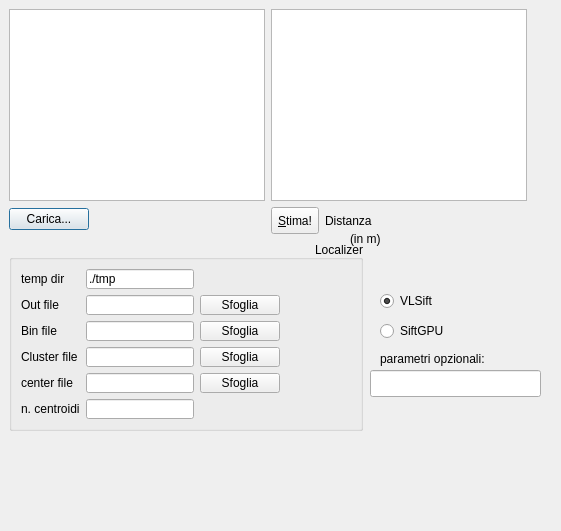
The window that qtgeo/interfaccia.ui (andreapi87/qt_geo) describes before a commit, drawn with Qt 5.
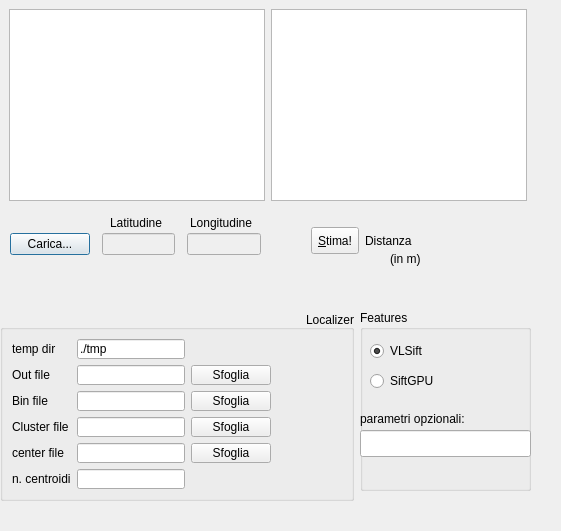
The same window after the commit.

Diff of the .ui file:
```diff
--- a/qtgeo/interfaccia.ui
+++ b/qtgeo/interfaccia.ui
@@ -16,8 +16,8 @@
   <widget class="QWidget" name="horizontalLayoutWidget_2">
    <property name="geometry">
     <rect>
-     <x>271</x>
-     <y>207</y>
+     <x>311</x>
+     <y>227</y>
      <width>122</width>
      <height>27</height>
     </rect>
@@ -69,9 +69,9 @@
   <widget class="QWidget" name="horizontalLayoutWidget_3">
    <property name="geometry">
     <rect>
-     <x>9</x>
-     <y>205</y>
-     <width>133</width>
+     <x>10</x>
+     <y>230</y>
+     <width>251</width>
      <height>29</height>
     </rect>
    </property>
@@ -96,6 +96,33 @@
       </property>
      </spacer>
     </item>
+    <item>
+     <widget class="QLineEdit" name="lat_input">
+      <property name="enabled">
+       <bool>false</bool>
+      </property>
+     </widget>
+    </item>
+    <item>
+     <spacer name="horizontalSpacer_2">
+      <property name="orientation">
+       <enum>Qt::Horizontal</enum>
+      </property>
+      <property name="sizeHint" stdset="0">
+       <size>
+        <width>40</width>
+        <height>20</height>
+       </size>
+      </property>
+     </spacer>
+    </item>
+    <item>
+     <widget class="QLineEdit" name="lon_input">
+      <property name="enabled">
+       <bool>false</bool>
+      </property>
+     </widget>
+    </item>
    </layout>
   </widget>
   <widget class="QGraphicsView" name="immagine">
@@ -114,8 +141,8 @@
    </property>
    <property name="geometry">
     <rect>
-     <x>9</x>
-     <y>240</y>
+     <x>0</x>
+     <y>310</y>
      <width>354</width>
      <height>191</height>
     </rect>
@@ -271,8 +298,8 @@
   <widget class="QLabel" name="distanza_label">
    <property name="geometry">
     <rect>
-     <x>400</x>
-     <y>210</y>
+     <x>440</x>
+     <y>230</y>
      <width>67</width>
      <height>17</height>
     </rect>
@@ -284,8 +311,8 @@
   <widget class="QLabel" name="label_10">
    <property name="geometry">
     <rect>
-     <x>350</x>
-     <y>230</y>
+     <x>390</x>
+     <y>250</y>
      <width>67</width>
      <height>17</height>
     </rect>
@@ -294,11 +321,23 @@
     <string>(in m)</string>
    </property>
   </widget>
-  <widget class="QRadioButton" name="tipo_sift_lowe">
+  <widget class="QGroupBox" name="features_groupbox">
    <property name="geometry">
     <rect>
-     <x>380</x>
-     <y>290</y>
+     <x>360</x>
+     <y>310</y>
+     <width>171</width>
+     <height>181</height>
+    </rect>
+   </property>
+   <property name="title">
+    <string>Features</string>
+   </property>
+   <widget class="QRadioButton" name="tipo_sift_vlsift">
+    <property name="geometry">
+     <rect>
+      <x>10</x>
+      <y>30</y>
      <width>117</width>
      <height>22</height>
     </rect>
@@ -316,8 +355,8 @@
   <widget class="QRadioButton" name="tipo_sift_siftgpu">
    <property name="geometry">
     <rect>
-     <x>380</x>
-     <y>320</y>
+      <x>10</x>
+      <y>60</y>
      <width>117</width>
      <height>22</height>
     </rect>
@@ -329,27 +368,68 @@
     <string notr="true">tipo_sift</string>
    </attribute>
   </widget>
-  <widget class="QLineEdit" name="parametri_input">
-   <property name="geometry">
-    <rect>
-     <x>370</x>
-     <y>370</y>
-     <width>171</width>
-     <height>27</height>
-    </rect>
-   </property>
-  </widget>
   <widget class="QLabel" name="label_6">
    <property name="geometry">
     <rect>
-     <x>380</x>
-     <y>350</y>
+      <x>0</x>
+      <y>100</y>
      <width>141</width>
      <height>17</height>
     </rect>
    </property>
    <property name="text">
     <string>parametri opzionali:</string>
+    </property>
+   </widget>
+   <widget class="QLineEdit" name="parametri_input">
+    <property name="geometry">
+     <rect>
+      <x>0</x>
+      <y>120</y>
+      <width>171</width>
+      <height>27</height>
+     </rect>
+    </property>
+   </widget>
+   <zorder>label_6</zorder>
+   <zorder>parametri_input</zorder>
+   <zorder>tipo_sift_vlsift</zorder>
+   <zorder>tipo_sift_siftgpu</zorder>
+   <zorder>tipo_sift_vlsift</zorder>
+   <zorder>tipo_sift_siftgpu</zorder>
+   <zorder>label_6</zorder>
+   <zorder>parametri_input</zorder>
+  </widget>
+  <widget class="QLabel" name="label_7">
+   <property name="geometry">
+    <rect>
+     <x>110</x>
+     <y>210</y>
+     <width>71</width>
+     <height>20</height>
+    </rect>
+   </property>
+   <property name="text">
+    <string>Latitudine</string>
+   </property>
+   <property name="alignment">
+    <set>Qt::AlignBottom|Qt::AlignLeading|Qt::AlignLeft</set>
+   </property>
+  </widget>
+  <widget class="QLabel" name="label_8">
+   <property name="geometry">
+    <rect>
+     <x>190</x>
+     <y>210</y>
+     <width>81</width>
+     <height>20</height>
+    </rect>
+   </property>
+   <property name="text">
+    <string>Longitudine</string>
+   </property>
+   <property name="alignment">
+    <set>Qt::AlignBottom|Qt::AlignLeading|Qt::AlignLeft</set>
    </property>
   </widget>
  </widget>
```
Lines whose indentation alone changed are shown as unchanged.
